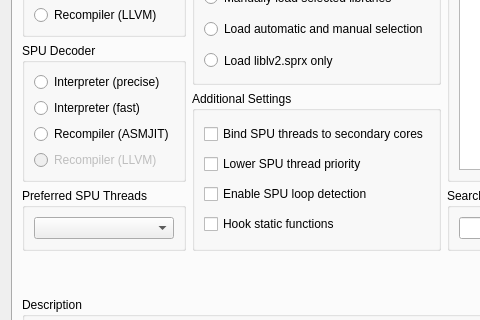
This is rpcs3/rpcs3qt/settings_dialog.ui in RPCS3/rpcs3 as Qt 5 draws it before an edit; both pictures show x 0 to 480 and y 122 to 442 of the 787 by 566 pixel window. The edited form follows.
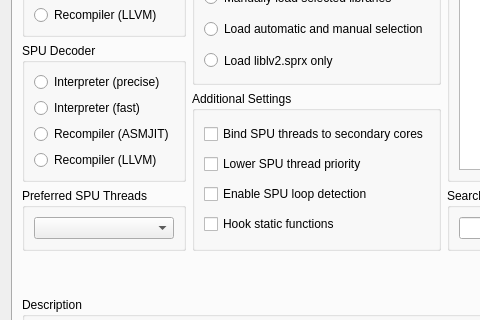
This is the edited form. Icons and pictures are not drawn.

Patch:
```diff
--- a/rpcs3/rpcs3qt/settings_dialog.ui
+++ b/rpcs3/rpcs3qt/settings_dialog.ui
@@ -107,7 +107,7 @@
               <item>
                <widget class="QRadioButton" name="spu_llvm">
                 <property name="enabled">
-                 <bool>false</bool>
+                 <bool>true</bool>
                 </property>
                 <property name="text">
                  <string>Recompiler (LLVM)</string>
```
